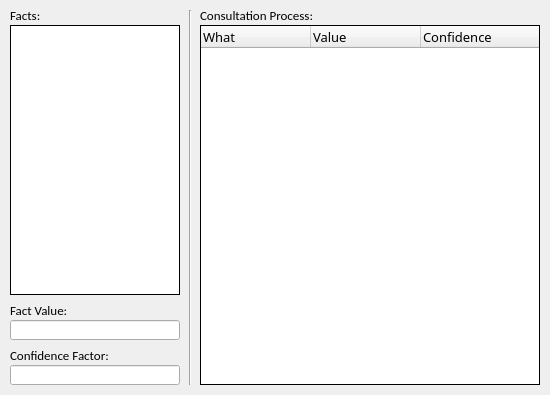
Before: the Qt Designer form src/gui/menu/ConsultationResult.ui in wvDevAus/Expert-System-Shell, drawn with Qt 5.
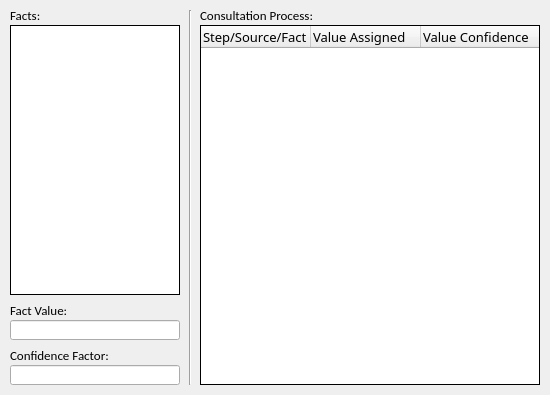
After: the same form once the commit is applied.

Commit message: - Modified the test Expert System file to demonstrate more of the Shell's behaviour. - Fixed several UI mistakes and bugs.

The edit to the form file:
```diff
--- a/src/gui/menu/ConsultationResult.ui
+++ b/src/gui/menu/ConsultationResult.ui
@@ -266,7 +266,7 @@
    </attribute>
    <column>
     <property name="text">
-     <string>What</string>
+     <string>Step/Source/Fact</string>
     </property>
     <property name="font">
      <font>
@@ -277,7 +277,7 @@
    </column>
    <column>
     <property name="text">
-     <string>Value</string>
+     <string>Value Assigned</string>
     </property>
     <property name="font">
      <font>
@@ -288,7 +288,7 @@
    </column>
    <column>
     <property name="text">
-     <string>Confidence</string>
+     <string>Value Confidence</string>
     </property>
    </column>
   </widget>
```
The commit also changes 2 other files.
